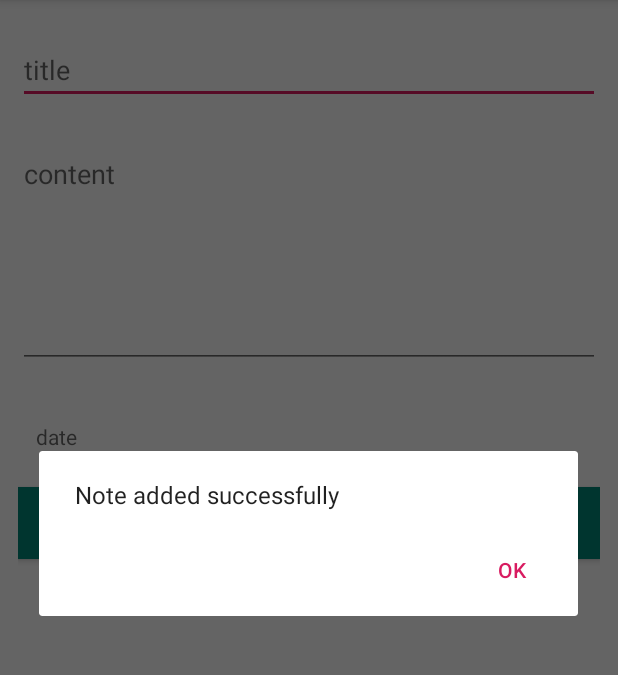
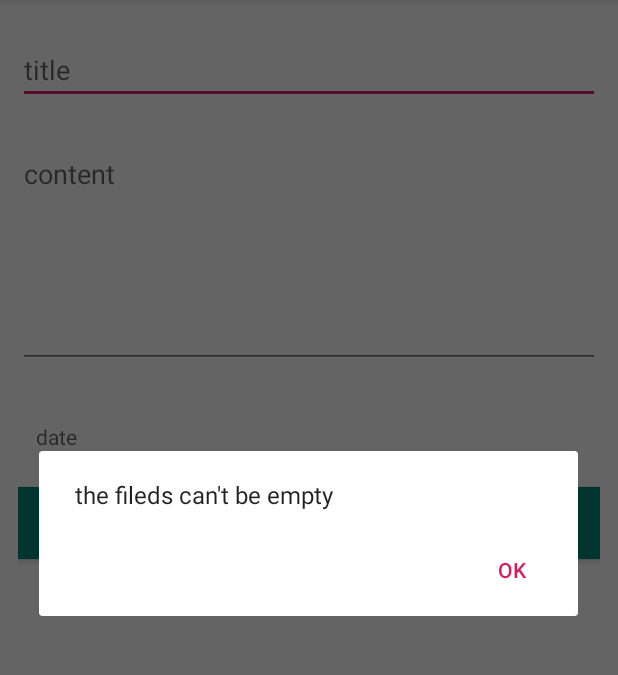
Before and after one commit to mohamednabiltraining/NotesAppAlexG1, an Android app: the AddNoteActivity screen opened directly, with no data from a screen before it, after a tap on "ADD", on a phone screen of 412 x 824 dp, the part 84-759 px from its top. Run offline under Robolectric (Android 15) with nearby library versions, the phone set to English and light mode, and no system bars.

```diff
--- a/app/build.gradle
+++ b/app/build.gradle
@@ -29,6 +29,10 @@ dependencies {
     annotationProcessor "androidx.room:room-compiler:$room_version"
     // For Kotlin use kapt instead of annotationProcessor
 
+
+
+
+
     testImplementation 'junit:junit:4.12'
     androidTestImplementation 'androidx.test:runner:1.2.0'
     androidTestImplementation 'androidx.test.espresso:espresso-core:3.2.0'
--- a/app/src/main/java/com/route/NotesApp/AddNoteActivity.java
+++ b/app/src/main/java/com/route/NotesApp/AddNoteActivity.java
@@ -1,13 +1,16 @@
 package com.route.NotesApp;
 
+import android.app.AlertDialog;
 import android.app.TimePickerDialog;
 import android.content.DialogInterface;
+import android.net.Uri;
 import android.os.Bundle;
 import android.view.View;
 import android.widget.Button;
 import android.widget.EditText;
 import android.widget.TextView;
 import android.widget.TimePicker;
+
 
 import com.route.NotesApp.DataBase.Model.Note;
 import com.route.NotesApp.DataBase.MyDataBase;
@@ -16,6 +19,7 @@ import com.route.NotesApp.base.BaseActivity;
 import java.util.Calendar;
 
 public class AddNoteActivity extends BaseActivity implements View.OnClickListener {
+
 
     protected EditText title;
     protected EditText content;
@@ -37,7 +41,20 @@ public class AddNoteActivity extends BaseActivity implements View.OnClickListene
         if (view.getId() == R.id.add) {
             String titleS = title.getText().toString();
             String contentS = content.getText().toString();
-            Note note =new Note(titleS,contentS,noteTime);
+
+            //validate data
+            if (contentS.equals("") || titleS.equals("")){
+             new AlertDialog.Builder(this)
+                        .setMessage("the fileds can't be empty").setPositiveButton("ok", new DialogInterface.OnClickListener() {
+                            @Override
+                            public void onClick(DialogInterface dialog, int which) {
+                                dialog.dismiss();
+                            }
+                        }).setCancelable(false).show();
+            }else {
+
+                // add note to database
+                Note note = new Note(titleS, contentS, noteTime);
                 MyDataBase.getInstance(this)
                         .notesDao()
                         .addNote(note);
@@ -48,7 +65,8 @@ public class AddNoteActivity extends BaseActivity implements View.OnClickListene
                                 dialog.dismiss();
                                 finish();
                             }
-            },false);
+                        }, false);
+            }
 
         } else if (view.getId() == R.id.datetime) {
             Calendar calendar = Calendar.getInstance();
@@ -65,6 +83,7 @@ public class AddNoteActivity extends BaseActivity implements View.OnClickListene
         }
     }
 
+
     private void initView() {
         title = (EditText) findViewById(R.id.title);
         content = (EditText) findViewById(R.id.content);
```
Lines whose indentation alone changed are shown as unchanged.
